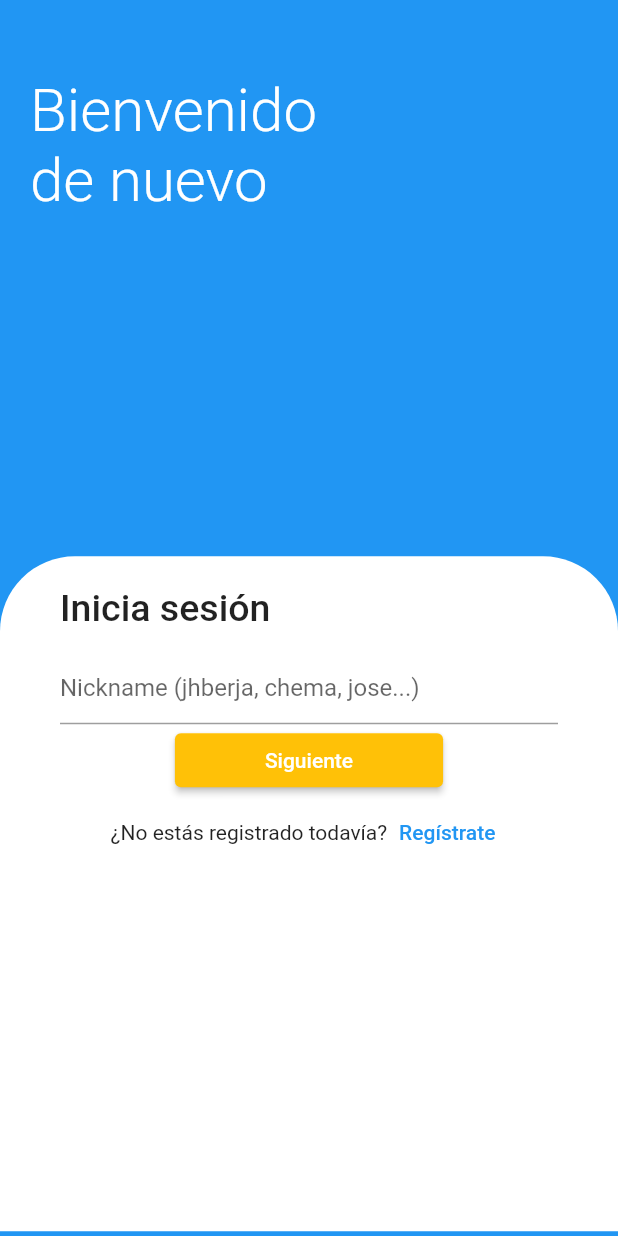
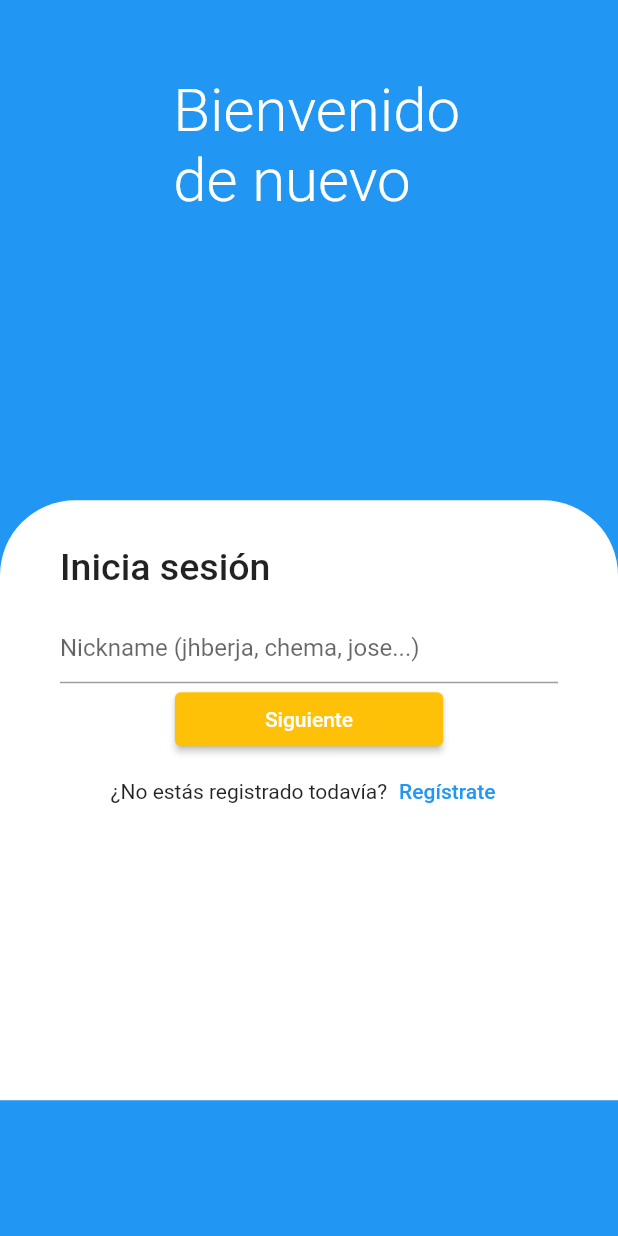
Before and after one commit to julenhb/JStock, a Flutter app: the UserSignUpPage screen opened by its route, after a tap on "Inicia sesión", on a phone screen of 412 x 824 dp. Run offline on Flutter 3.47's test engine with Material 2 defaults, Android fonts, the phone set to English and light mode, and no system bars; our stand-ins replace camera, fluttertoast; missing offline and left inert: dart:ffi, google_ml_kit; accounts and stored records are empty; network calls fail.

Commit message:
App completa

```diff
--- a/lib/main.dart
+++ b/lib/main.dart
@@ -51,17 +51,18 @@ class _LoginPageState extends State<LoginPage> {
   Widget build(BuildContext context) {
     return Scaffold(
       backgroundColor: Colors.blue,
-      body:Stack(
+      body:SingleChildScrollView(
+        child: Column(
         children: [
           Padding(
             padding: const EdgeInsets.only(top: 50, left: 20),
             child: Text("Bienvenido \nde nuevo", style: TextStyle(color: Colors.white, fontSize: 40, fontWeight: FontWeight.w300),),
           ),
           Container(
-            padding: EdgeInsets.symmetric(horizontal: 40, vertical: 20),
-            margin: EdgeInsets.only(top:MediaQuery.of(context).size.height*0.45),
+            padding: EdgeInsets.symmetric(horizontal: 40, vertical: 30),
+            margin: EdgeInsets.only(top:MediaQuery.of(context).size.height*0.23),
             width: double.infinity,
-            height: 450,
+            height: 400,
             decoration: BoxDecoration(
               color: Colors.white,
               borderRadius: BorderRadius.only(topRight: Radius.circular(50), topLeft: Radius.circular(50))
@@ -97,9 +98,9 @@ class _LoginPageState extends State<LoginPage> {
                             } else {
                               showDialog(context: context, builder: (context) {
                                 return AlertDialog(
-                                  title: Text("Usuario existente"),
+                                  title: Text("Error de credenciales"),
                                   content: Text(
-                                      "El nickname que has elegido ya existe :("),
+                                      "El nickname que has introducido no existe :("),
                                 );
                               },
                               );
@@ -118,11 +119,12 @@ class _LoginPageState extends State<LoginPage> {
                         nick.text = "";
                       }, child: Text("Regístrate"))
                     ],
-                  )
+                  ),
                 ],
               )
           )
         ],
+        ),
       ) ,
     );
   }
--- a/lib/pantallas/scanner.dart
+++ b/lib/pantallas/scanner.dart
@@ -2,10 +2,8 @@ import 'package:camera/camera.dart';
 import 'package:flutter/material.dart';
 import 'package:fluttertoast/fluttertoast.dart';
 import 'package:google_ml_kit/google_ml_kit.dart';
-import 'package:image_picker/image_picker.dart';
 import 'package:tfg_jhb/api_controls.dart';
 import 'package:tfg_jhb/entity/objeto.dart';
-
 import '../entity/aula.dart';
 import '../entity/inventario.dart';
 import '../entity/usuario.dart';
--- a/lib/pantallas/usersignup.dart
+++ b/lib/pantallas/usersignup.dart
@@ -18,7 +18,8 @@ class _UserSignUpPageState extends State<UserSignUpPage> {
   Widget build(BuildContext context) {
     return Scaffold(
       backgroundColor: Colors.blue,
-      body:Stack(
+        body:SingleChildScrollView(
+        child: Column(
         children: [
           Padding(
             padding: const EdgeInsets.only(top: 50, left: 20),
@@ -26,9 +27,9 @@ class _UserSignUpPageState extends State<UserSignUpPage> {
           ),
           Container(
               padding: EdgeInsets.symmetric(horizontal: 40, vertical: 20),
-              margin: EdgeInsets.only(top:MediaQuery.of(context).size.height*0.45),
+              margin: EdgeInsets.only(top:MediaQuery.of(context).size.height*0.23),
               width: double.infinity,
-              height: 450,
+              height: 400,
               decoration: BoxDecoration(
                   color: Colors.white,
                   borderRadius: BorderRadius.only(topRight: Radius.circular(50), topLeft: Radius.circular(50))
@@ -95,6 +96,7 @@ class _UserSignUpPageState extends State<UserSignUpPage> {
           )
         ],
       ) ,
+        ),
     );
   }
 }
```
Also changed, not shown: lib/pantallas/mainmenu.dart (+0 -27 lines).
